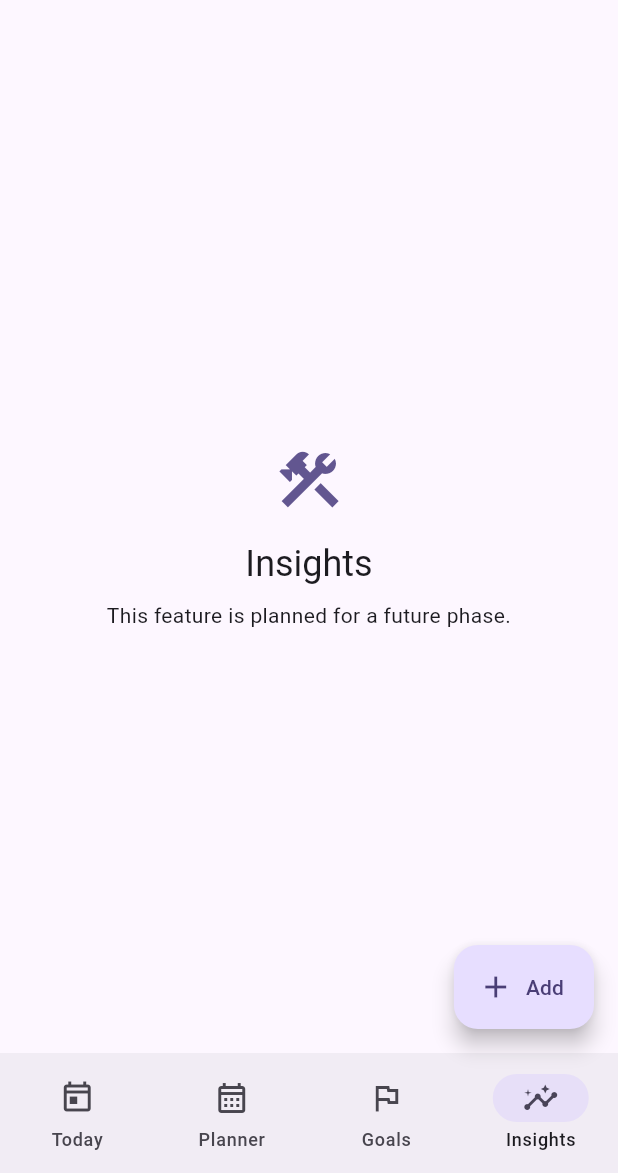
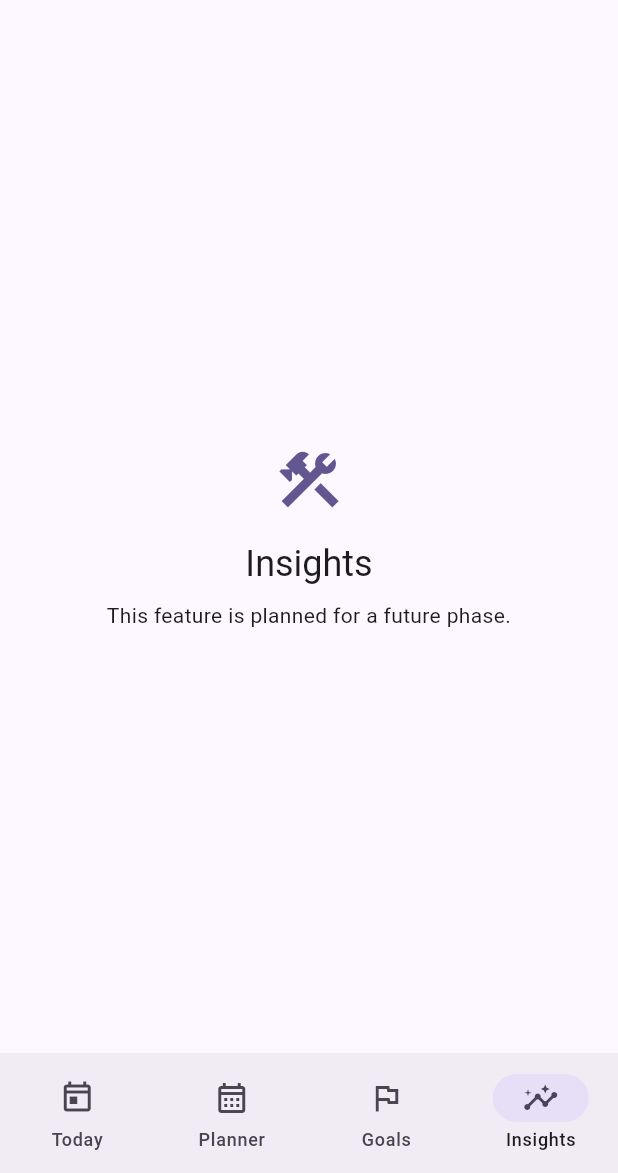
Before and after one commit to InKunalMahajan/HabitFlow, a Flutter app: the screen it shows after launch, item 4 of the bottom bar chosen, on a phone screen of 412 x 824 dp, the part 63-1236 px from its top. Run offline on Flutter 3.47's test engine with Material 3 defaults, Android fonts, the phone set to English and light mode, and no system bars; our stand-ins replace sqflite; accounts and stored records are empty.

Commit message:
Phase 03G: semantic headings, progress labels, safe areas, adaptive navigation

```diff
--- a/app/lib/main.dart
+++ b/app/lib/main.dart
@@ -236,6 +236,8 @@ class _HabitFlowShellState extends State<HabitFlowShell> {
     final wide = width >= 600;
     final expanded = width >= 840;
     final scheme = Theme.of(context).colorScheme;
+    final textScale = MediaQuery.textScalerOf(context).scale(14);
+    final compact = width < 380 || textScale > 21;
     return Scaffold(
       appBar: AppBar(
         title: const Text('HabitFlow'),
@@ -255,7 +257,9 @@ class _HabitFlowShellState extends State<HabitFlowShell> {
           ),
         ],
       ),
-      body: Row(
+      body: SafeArea(
+        bottom: false,
+        child: Row(
         children: [
           if (wide)
             NavigationRail(
@@ -285,12 +289,14 @@ class _HabitFlowShellState extends State<HabitFlowShell> {
           ),
         ],
       ),
+      ),
       bottomNavigationBar: wide
           ? null
           : NavigationBar(
               selectedIndex: _selected,
               onDestinationSelected: (index) =>
                   setState(() => _selected = index),
+              labelBehavior: compact ? NavigationDestinationLabelBehavior.onlyShowSelected : NavigationDestinationLabelBehavior.alwaysShow,
               destinations: List.generate(
                 _titles.length,
                 (index) => NavigationDestination(
@@ -299,12 +305,13 @@ class _HabitFlowShellState extends State<HabitFlowShell> {
                 ),
               ),
             ),
-      floatingActionButton: FloatingActionButton.extended(
+      floatingActionButton: _selected == 0 || _selected == 1
+          ? FloatingActionButton.extended(
         tooltip: 'Add a task or habit',
         onPressed: _editEntry,
         icon: const Icon(Icons.add),
         label: const Text('Add'),
-      ),
+      ) : null,
     );
   }
 
@@ -319,7 +326,7 @@ class _HabitFlowShellState extends State<HabitFlowShell> {
         child: ListView(
           padding: const EdgeInsets.fromLTRB(20, 20, 20, 112),
           children: [
-            Text('Today', style: theme.textTheme.headlineMedium),
+            Semantics(header: true, child: Text('Today', style: theme.textTheme.headlineMedium)),
             const SizedBox(height: 8),
             const Text('Your day, one step at a time.'),
             const SizedBox(height: 20),
@@ -352,12 +359,12 @@ class _HabitFlowShellState extends State<HabitFlowShell> {
               TextButton(onPressed: _persist, child: const Text('Retry saving')),
             ],
             const SizedBox(height: 20),
-            Text('Tasks', style: theme.textTheme.titleLarge),
+            Semantics(header: true, child: Text('Tasks', style: theme.textTheme.titleLarge)),
             const SizedBox(height: 8),
             if (tasks.isEmpty) const Text('No tasks yet. Tap Add to create one.'),
             ...tasks.map((item) => _entryTile(item)),
             const SizedBox(height: 20),
-            Text('Habits', style: theme.textTheme.titleLarge),
+            Semantics(header: true, child: Text('Habits', style: theme.textTheme.titleLarge)),
             const SizedBox(height: 8),
             if (habits.isEmpty)
               const Text('No habits yet. Tap Add and choose Habit.'),
@@ -412,7 +419,7 @@ class _HabitFlowShellState extends State<HabitFlowShell> {
     return ListView(
       padding: const EdgeInsets.fromLTRB(20, 20, 20, 112),
       children: [
-        Text('Planner', style: Theme.of(context).textTheme.headlineMedium),
+        Semantics(header: true, child: Text('Planner', style: Theme.of(context).textTheme.headlineMedium)),
         const SizedBox(height: 8),
         const Text('Schedule tasks by day. Edit a task to choose its date.'),
         const SizedBox(height: 16),
@@ -434,10 +441,11 @@ class _HabitFlowShellState extends State<HabitFlowShell> {
             mainAxisSize: MainAxisSize.min,
             children: [
               TextField(controller: controller,
-                decoration: const InputDecoration(labelText: 'Goal name'),
+                decoration: const InputDecoration(labelText: 'Goal name', hintText: 'Example: Read 10 books'),
                 maxLength: 120),
               TextField(controller: targetController,
                 keyboardType: TextInputType.number,
+                textInputAction: TextInputAction.done,
                 decoration: const InputDecoration(labelText: 'Target count')),
             ],
           ),
@@ -469,7 +477,7 @@ class _HabitFlowShellState extends State<HabitFlowShell> {
   Widget _goalsPage(BuildContext context) => ListView(
     padding: const EdgeInsets.fromLTRB(20, 20, 20, 112),
     children: [
-      Text('Goals', style: Theme.of(context).textTheme.headlineMedium),
+      Semantics(header: true, child: Text('Goals', style: Theme.of(context).textTheme.headlineMedium)),
       const SizedBox(height: 12),
       FilledButton.icon(
         onPressed: _addGoal,
@@ -493,7 +501,11 @@ class _HabitFlowShellState extends State<HabitFlowShell> {
                 Text(title, style: Theme.of(context).textTheme.titleMedium),
                 const SizedBox(height: 8),
                 Text('$progress of $target complete'),
-                LinearProgressIndicator(value: (progress / target).clamp(0.0, 1.0)),
+                Semantics(
+                  label: 'Goal progress for $title',
+                  value: '$progress of $target complete',
+                  child: LinearProgressIndicator(value: (progress / target).clamp(0.0, 1.0)),
+                ),
                 Row(children: [
                   IconButton(
                     tooltip: 'Decrease $title',
```
